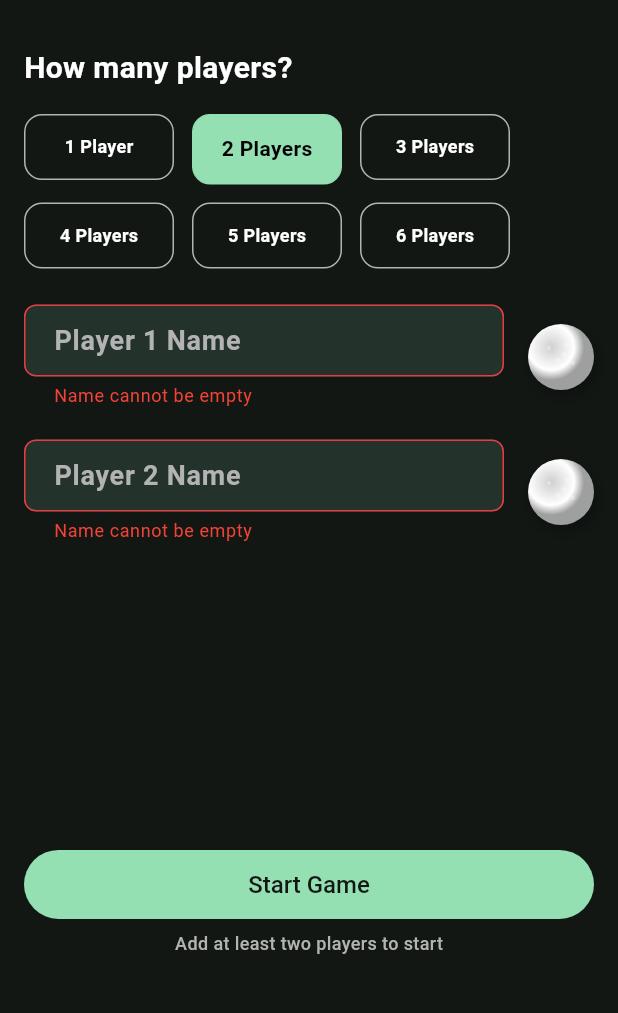
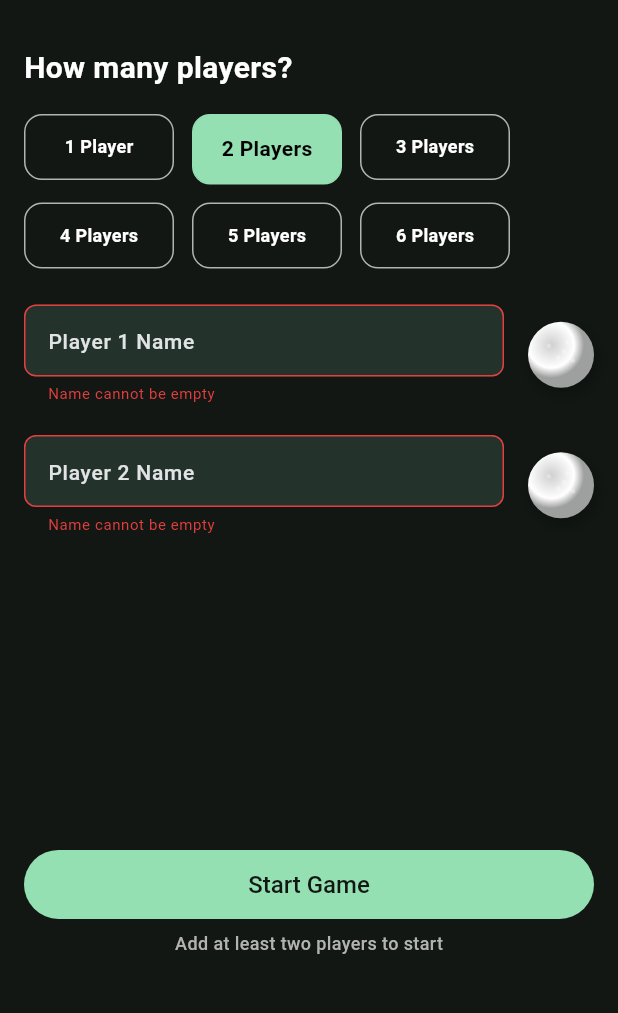
Before and after one commit to HamzaQasim7/mini_golf, a Flutter app: the AddPlayersScreen screen opened directly with empty values, on a phone screen of 412 x 824 dp, the part 63-1076 px from its top. Run offline on Flutter 3.47's test engine with Material 3 defaults, Android fonts, the phone set to English and light mode, and no system bars; our stand-ins replace cloud_firestore, connectivity_plus, dio, equatable, flutter_svg, gap and 2 more; accounts and stored records are empty.

```diff
--- a/lib/core/theme/app_text_style.dart
+++ b/lib/core/theme/app_text_style.dart
@@ -112,7 +112,7 @@ class AppTextStyles {
   );
 
   static TextStyle label = TextStyle(
-    fontSize: 14,
+    fontSize: 12,
     fontWeight: FontWeight.w700,
     color: AppColors.textSecondary,
     height: 1.4,
@@ -125,7 +125,7 @@ class AppTextStyles {
   );
 
   static const TextStyle error = TextStyle(
-    fontSize: 12,
+    fontSize: 10,
     fontWeight: FontWeight.normal,
     color: AppColors.error,
     height: 1.5,
--- a/lib/core/theme/app_theme.dart
+++ b/lib/core/theme/app_theme.dart
@@ -152,8 +152,8 @@ class AppTheme {
     ),
     inputDecorationTheme: InputDecorationTheme(
       filled: true,
-      fillColor: AppColors.surfaceDark,
-      contentPadding: const EdgeInsets.symmetric(vertical: 16, horizontal: 16),
+      fillColor: const Color(0xFF23322B),
+      contentPadding: const EdgeInsets.symmetric(vertical: 3, horizontal: 12),
       border: OutlineInputBorder(
         borderRadius: BorderRadius.circular(8),
         borderSide: const BorderSide(color: AppColors.border),
--- a/lib/features/game/presentation/pages/add_player_screen.dart
+++ b/lib/features/game/presentation/pages/add_player_screen.dart
@@ -19,6 +19,7 @@ import '../../data/models/player_model.dart';
 import '../providers/game_provider.dart';
 import '../widgets/golf_dimple_painter.dart';
 import '../pages/game_flow_screen.dart';
+import '../widgets/player_count_selector.dart';
 
 class AddPlayersScreen extends StatefulWidget {
   final String courseName;
@@ -207,7 +208,8 @@ class _AddPlayersScreenState extends State<AddPlayersScreen>
       Navigator.pushReplacement(
         context,
         MaterialPageRoute(
-          builder: (_) => GameFlowScreen(
+          builder:
+              (_) => GameFlowScreen(
                 courseName: widget.courseName,
                 numberOfHoles: widget.numberOfHoles,
                 playerNames: playerNames,
@@ -366,8 +368,8 @@ class _AddPlayersScreenState extends State<AddPlayersScreen>
       },
     );
 
-    slideController.reverse(); // Reverse the animation after modal is dismissed
-    slideController.dispose(); // Dispose the controller after use
+    slideController.reverse();
+    slideController.dispose();
 
     if (selected != null) {
       _onColorSelected(playerIndex, selected);
@@ -404,14 +406,9 @@ class _AddPlayersScreenState extends State<AddPlayersScreen>
               ),
               const SizedBox(height: 16),
               // Player count selection
-              Wrap(
-                spacing: 12,
-                runSpacing: 12,
-                children: List.generate(6, (index) {
-                  final count = index + 1;
-                  final isSelected = selectedPlayerCount == count;
-                  return GestureDetector(
-                    onTap: () {
+              PlayerCountSelector(
+                selectedPlayerCount: selectedPlayerCount,
+                onPlayerCountChanged: (count) {
                   setState(() {
                     selectedPlayerCount = count;
                     // Reset names/colors for unused players
@@ -421,38 +418,9 @@ class _AddPlayersScreenState extends State<AddPlayersScreen>
                     }
                   });
                 },
-                    child: AnimatedContainer(
-                      duration: const Duration(milliseconds: 200),
-                      width: 100,
-                      padding: const EdgeInsets.symmetric(
-                        vertical: 12,
-                        horizontal: 12,
               ),
-                      decoration: BoxDecoration(
-                        color:
-                            isSelected ? AppColors.primary : Colors.transparent,
-                        border: Border.all(
-                          color:
-                              isSelected ? AppColors.primary : AppColors.greyB3,
-                          width: 1,
-                        ),
-                        borderRadius: BorderRadius.circular(12),
-                      ),
-                      alignment: Alignment.center,
-                      child: Text(
-                        '$count Player${count > 1 ? 's' : ''}',
-                        style: TextStyle(
-                          color: isSelected ? Colors.black : Colors.white,
-                          fontWeight: FontWeight.w600,
-                          fontSize: isSelected ? 14 : 12,
-                        ),
-                      ),
-                    ),
-                  );
-                }),
-              ),
+
               const SizedBox(height: 24),
-              // Player name and color pickers
               SizedBox(
                 height: MediaQuery.of(context).size.height * 0.4,
                 child: ListView.builder(
@@ -463,38 +431,20 @@ class _AddPlayersScreenState extends State<AddPlayersScreen>
                       child: Row(
                         crossAxisAlignment: CrossAxisAlignment.center,
                         children: [
-                          // Expanded name field
                           Expanded(
                             child: TextField(
                               controller: _nameControllers[index],
                               style: const TextStyle(color: Colors.white),
                               decoration: InputDecoration(
                                 hintText: 'Player ${index + 1} Name',
-                                hintStyle: const TextStyle(
-                                  color: AppColors.greyB3,
-                                ),
-                                filled: true,
-                                fillColor: const Color(0xFF23322B),
-                                border: OutlineInputBorder(
-                                  borderRadius: BorderRadius.circular(12),
-                                  borderSide: BorderSide.none,
-                                ),
-                                contentPadding: const EdgeInsets.symmetric(
-                                  horizontal: 16,
-                                ),
                                 errorText: _validatePlayerName(
                                   _nameControllers[index].text,
                                   index,
                                 ),
-                                errorStyle: const TextStyle(
-                                  color: Colors.red,
-                                  fontSize: 12,
                               ),
-                              ),
+                              textCapitalization: TextCapitalization.sentences,
                               onChanged: (value) {
-                                setState(() {
-                                  // Trigger validation on change
-                                });
+                                setState(() {});
                               },
                               onTapOutside: (_) {
                                 FocusScope.of(context).unfocus();
@@ -502,12 +452,10 @@ class _AddPlayersScreenState extends State<AddPlayersScreen>
                             ),
                           ),
                           const SizedBox(width: 16),
-                          // Tappable golf ball
                           GestureDetector(
                             onTap: () => _showBallPicker(index),
                             child: _buildGolfBall(
-                              selectedColors[index] ??
-                                  Colors.white, // Default to white
+                              selectedColors[index] ?? Colors.white,
                               false,
                               selectedColors[index] != null
                                   ? availableColors.indexOf(
@@ -523,7 +471,6 @@ class _AddPlayersScreenState extends State<AddPlayersScreen>
                 ),
               ),
               const SizedBox(height: 34),
-              // Bottom section with button and status text
               Column(
                 mainAxisSize: MainAxisSize.min,
                 children: [
@@ -666,3 +613,54 @@ class _AddPlayersScreenState extends State<AddPlayersScreen>
 //     );
 //   }
 // }
+
+
+/*
+ Wrap(
+                spacing: 12,
+                runSpacing: 12,
+                children: List.generate(6, (index) {
+                  final count = index + 1;
+                  final isSelected = selectedPlayerCount == count;
+                  return GestureDetector(
+                    onTap: () {
+                      setState(() {
+                        selectedPlayerCount = count;
+                        // Reset names/colors for unused players
+                        for (int i = count; i < 6; i++) {
+                          _nameControllers[i].clear();
+                          selectedColors[i] = null;
+                        }
+                      });
+                    },
+                    child: AnimatedContainer(
+                      duration: const Duration(milliseconds: 200),
+                      width: 100,
+                      padding: const EdgeInsets.symmetric(
+                        vertical: 12,
+                        horizontal: 12,
+                      ),
+                      decoration: BoxDecoration(
+                        color:
+                            isSelected ? AppColors.primary : Colors.transparent,
+                        border: Border.all(
+                          color:
+                              isSelected ? AppColors.primary : AppColors.greyB3,
+                          width: 1,
+                        ),
+                        borderRadius: BorderRadius.circular(12),
+                      ),
+                      alignment: Alignment.center,
+                      child: Text(
+                        '$count Player${count > 1 ? 's' : ''}',
+                        style: TextStyle(
+                          color: isSelected ? Colors.black : Colors.white,
+                          fontWeight: FontWeight.w600,
+                          fontSize: isSelected ? 14 : 12,
+                        ),
+                      ),
+                    ),
+                  );
+                }),
+              ),
+ */
--- /dev/null
+++ b/lib/features/game/presentation/widgets/player_count_selector.dart
@@ -0,0 +1,54 @@
+import 'package:flutter/material.dart';
+
+import '../../../../core/theme/app_colors.dart';
+
+class PlayerCountSelector extends StatelessWidget {
+  final int selectedPlayerCount;
+  final ValueChanged<int> onPlayerCountChanged;
+
+  const PlayerCountSelector({
+    super.key,
+    required this.selectedPlayerCount,
+    required this.onPlayerCountChanged,
+  });
+
+  @override
+  Widget build(BuildContext context) {
+    return Wrap(
+      spacing: 12,
+      runSpacing: 12,
+      children: List.generate(6, (index) {
+        final count = index + 1;
+        final isSelected = selectedPlayerCount == count;
+        return GestureDetector(
+          onTap: () => onPlayerCountChanged(count),
+          child: AnimatedContainer(
+            duration: const Duration(milliseconds: 200),
+            width: 100,
+            padding: const EdgeInsets.symmetric(
+              vertical: 12,
+              horizontal: 12,
+            ),
+            decoration: BoxDecoration(
+              color: isSelected ? AppColors.primary : Colors.transparent,
+              border: Border.all(
+                color: isSelected ? AppColors.primary : AppColors.greyB3,
+                width: 1,
+              ),
+              borderRadius: BorderRadius.circular(12),
+            ),
+            alignment: Alignment.center,
+            child: Text(
+              '$count Player${count > 1 ? 's' : ''}',
+              style: TextStyle(
+                color: isSelected ? Colors.black : Colors.white,
+                fontWeight: FontWeight.w600,
+                fontSize: isSelected ? 14 : 12,
+              ),
+            ),
+          ),
+        );
+      }),
+    );
+  }
+}
```
Also changed, not shown: lib/features/game/presentation/pages/score_card_screen.dart (+10 -15 lines), lib/features/home/presentation/pages/home_page.dart (+10 -27 lines). Lines whose indentation alone changed are shown as unchanged.
